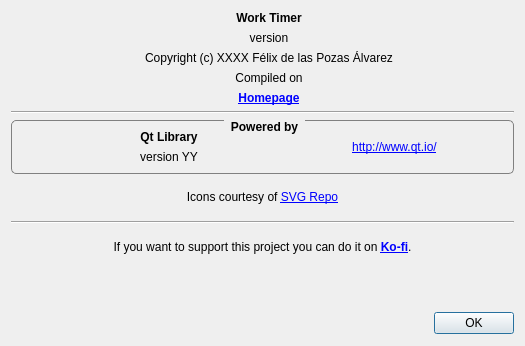
FelixdelasPozas/WorkTimer, file AboutDialog.ui: the form before one commit.
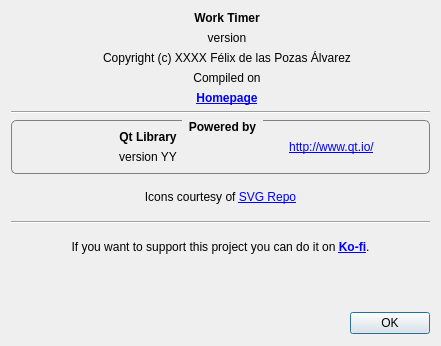
The form after the commit. Icons and pictures are not drawn. Custom widgets are drawn as their Qt base class.

What changed in the file:
```diff
--- a/AboutDialog.ui
+++ b/AboutDialog.ui
@@ -6,19 +6,19 @@
    <rect>
     <x>0</x>
     <y>0</y>
-    <width>525</width>
+    <width>441</width>
     <height>346</height>
    </rect>
   </property>
   <property name="minimumSize">
    <size>
-    <width>525</width>
+    <width>441</width>
     <height>346</height>
    </size>
   </property>
   <property name="maximumSize">
    <size>
-    <width>525</width>
+    <width>441</width>
     <height>346</height>
    </size>
   </property>
```
Left out of the diff: 10 changed lines with no effect on the pictures.
